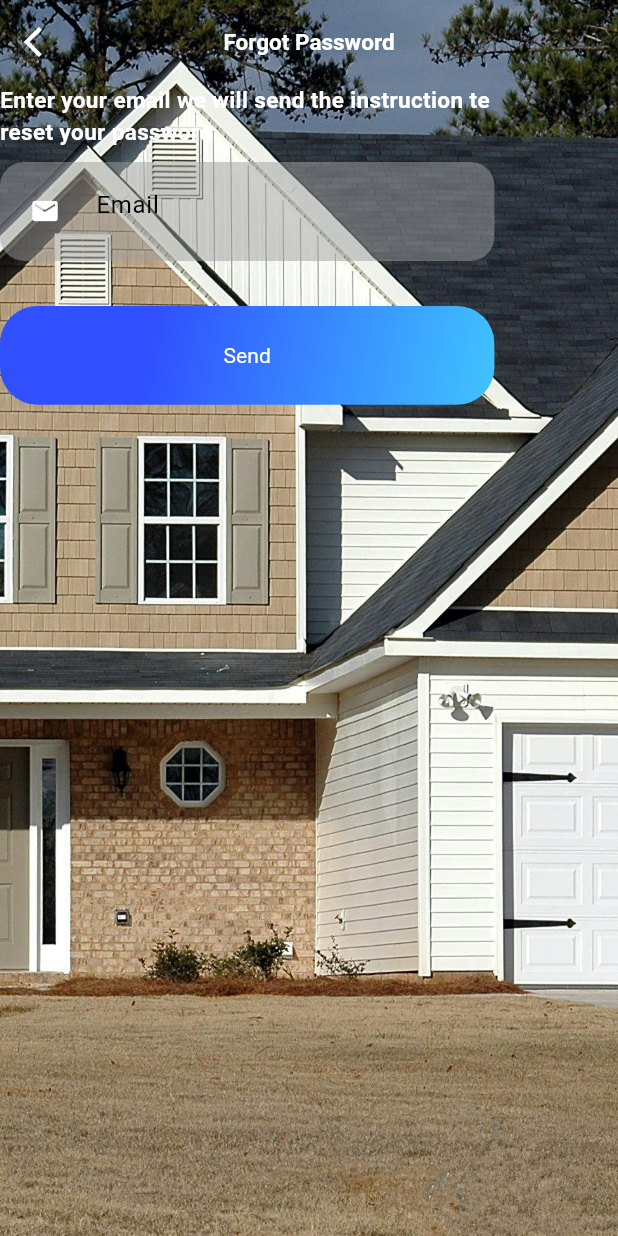
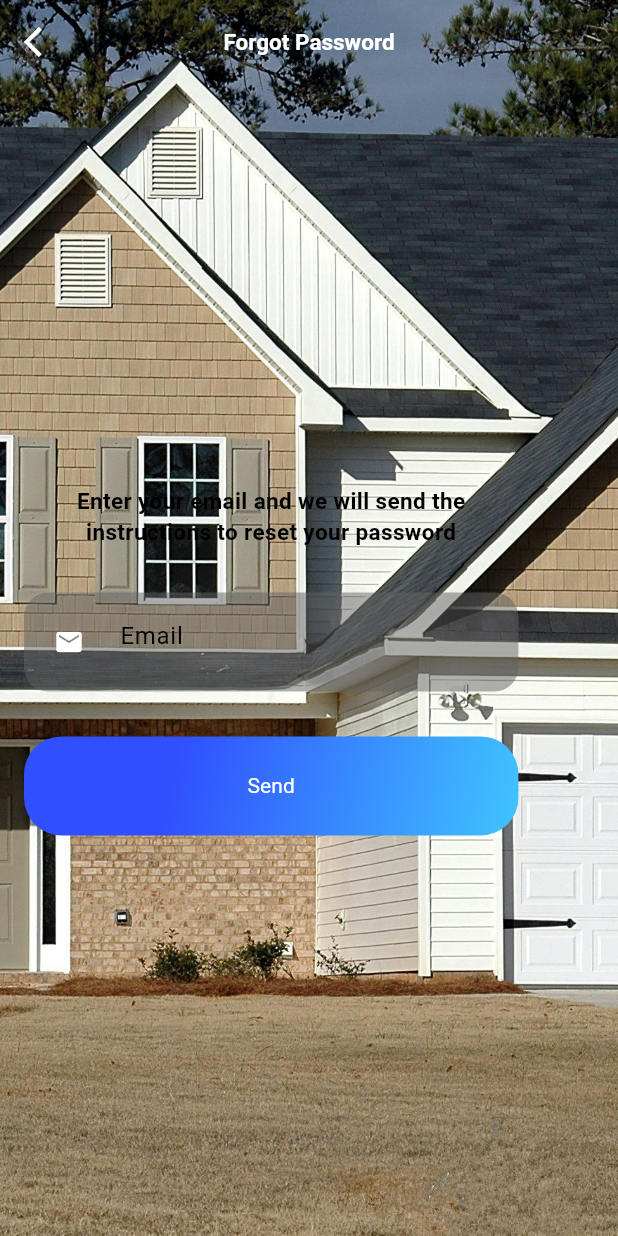
Before and after one commit to Ggayi-Edward/Property_management_application, a Flutter app: the ForgotPassword screen opened by its route, on a phone screen of 412 x 824 dp. Run offline on Flutter 3.47's test engine with Material 3 defaults, Android fonts, the phone set to English and light mode, and no system bars; our stand-ins replace carousel_slider, firebase_core, flutter_svg, font_awesome_flutter, stacked; accounts and stored records are empty.

Commit message:
padding on forgot password page

```diff
--- a/lib/pages/intro/splash_screen.dart
+++ b/lib/pages/intro/splash_screen.dart
@@ -83,8 +83,8 @@ class _SplashScreenState extends State<SplashScreen> with SingleTickerProviderSt
                   child: Image.asset(
                     'assets/images/splashscreen.png',
                     fit: BoxFit.contain,
-                    width: 300,
-                    height: 300,
+                    width: 340,
+                    height: 340,
                   ),
                 ),
               ),
--- a/lib/screens/forgot_password.dart
+++ b/lib/screens/forgot_password.dart
@@ -11,53 +11,60 @@ class ForgotPassword extends StatelessWidget {
     Size size = MediaQuery.of(context).size;
     return Stack(
       children: [
-        SizedBox(height: size.height * 0.1,
-        ),
+        SizedBox(height: size.height * 0.1),
         BackgroundImage(image: 'assets/images/background2.jpg'),
         Scaffold(
           backgroundColor: Colors.transparent,
           appBar: AppBar(
-          backgroundColor:Colors.transparent,
+            backgroundColor: Colors.transparent,
             elevation: 0,
             leading: IconButton(
               onPressed: () {
                 Navigator.pop(context);
               },
-            icon:Icon(
+              icon: Icon(
                 Icons.arrow_back_ios,
                 color: Colors.white,
-            )
+              ),
             ),
             title: Text(
               'Forgot Password',
               style: TextStyle(
                 color: Colors.white,
                 fontSize: 15,
-                  fontWeight: FontWeight.bold,),
+                fontWeight: FontWeight.bold,
+              ),
             ),
             centerTitle: true,
           ),
-            body: Column(children: [
+          body: Padding(
+            padding: const EdgeInsets.all(16.0),
+            child: Column(
+              mainAxisAlignment: MainAxisAlignment.center,
+              children: [
                 SizedBox(
                   width: size.width * 0.8,
-                 child: Text('Enter your email we will send the instruction te reset your password',
+                  child: Text(
+                    'Enter your email and we will send the instructions to reset your password',
                     style: TextStyle(
-                  color: Colors.white,
+                      color: Colors.black,
                       fontSize: 15,
-                  fontWeight: FontWeight.bold,),
+                      fontWeight: FontWeight.bold,
+                    ),
+                    textAlign: TextAlign.center,
                   ),
                 ),
-
-              TextInputField(icon:Icons.mail,
+                SizedBox(height: 20),
+                TextInputField(
+                  icon: Icons.mail,
                   hint: 'Email',
                   inputType: TextInputType.emailAddress,
                   inputAction: TextInputAction.done,
                 ),
-              SizedBox(
-                height: 20,
+                SizedBox(height: 20),
+                RoundedButton(buttonName: 'Send'),
+              ],
             ),
-              RoundedButton(buttonName: 'Send')
-            ],
           ),
         ),
       ],
--- a/lib/screens/login_screen.dart
+++ b/lib/screens/login_screen.dart
@@ -46,7 +46,7 @@ class LoginScreen extends StatelessWidget {
                   GestureDetector(
                     onTap: () => Navigator.pushNamed(context, 'ForgotPassword'),
                     child: Text(
-                      'Forgot Password',
+                      'Forgot Password?',
                       style: TextStyle(
                         color: Colors.white,
                         fontSize: 16,
--- a/lib/widgets/text_input_field.dart
+++ b/lib/widgets/text_input_field.dart
@@ -25,7 +25,7 @@ class TextInputField extends StatelessWidget {
         height: size.height * 0.08,
         width: size.width * 0.8,
         decoration: BoxDecoration(
-          color: Colors.grey[500]?.withOpacity(0.5),
+          color: Colors.grey[700]?.withOpacity(0.5),
           borderRadius: BorderRadius.circular(16),
         ),
         child: Center(
--- a/pubspec.yaml
+++ b/pubspec.yaml
@@ -59,6 +59,11 @@ dev_dependencies:
   flutter_spinkit: ^5.2.1
   pull_to_refresh: ^2.0.0
   font_awesome_flutter: ^10.7.0
+  firebase_core: ^3.2.0
+  cloud_firestore: ^5.1.0
+  firebase_auth: ^5.1.2
+  firebase_storage: ^12.1.1
+
 
 
 # For information on the generic Dart part of this file, see the
```
Also changed, not shown: lib/main.dart (+14 -1 lines), pubspec.lock, 2 other files. Lines whose indentation alone changed are shown as unchanged.
